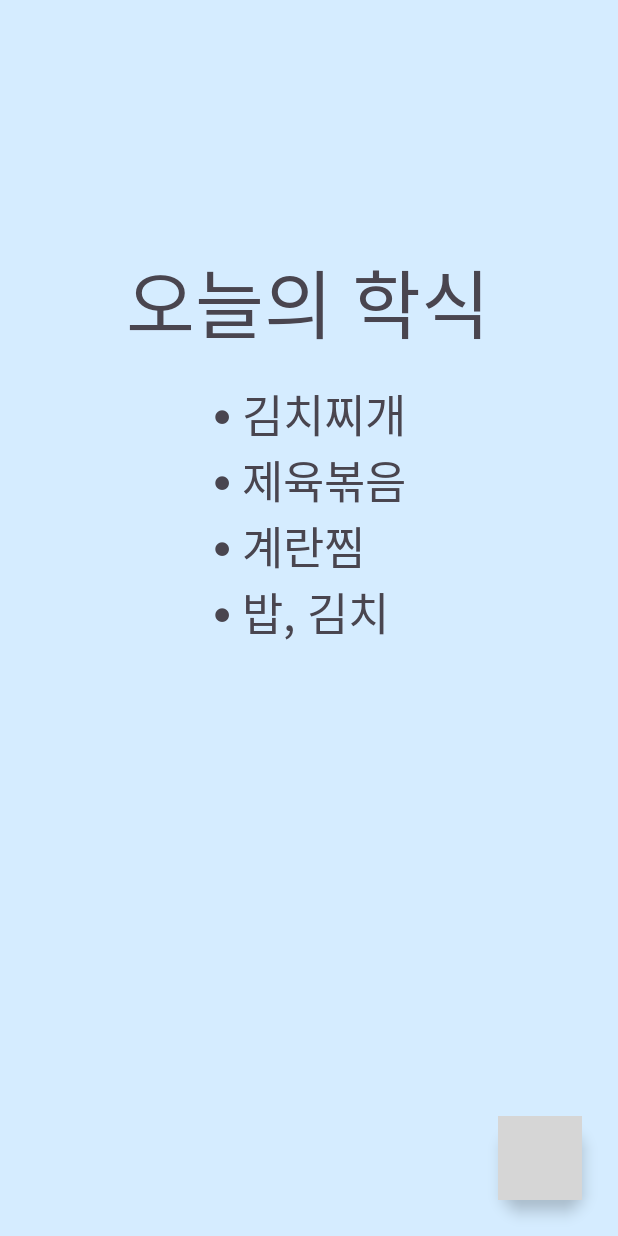
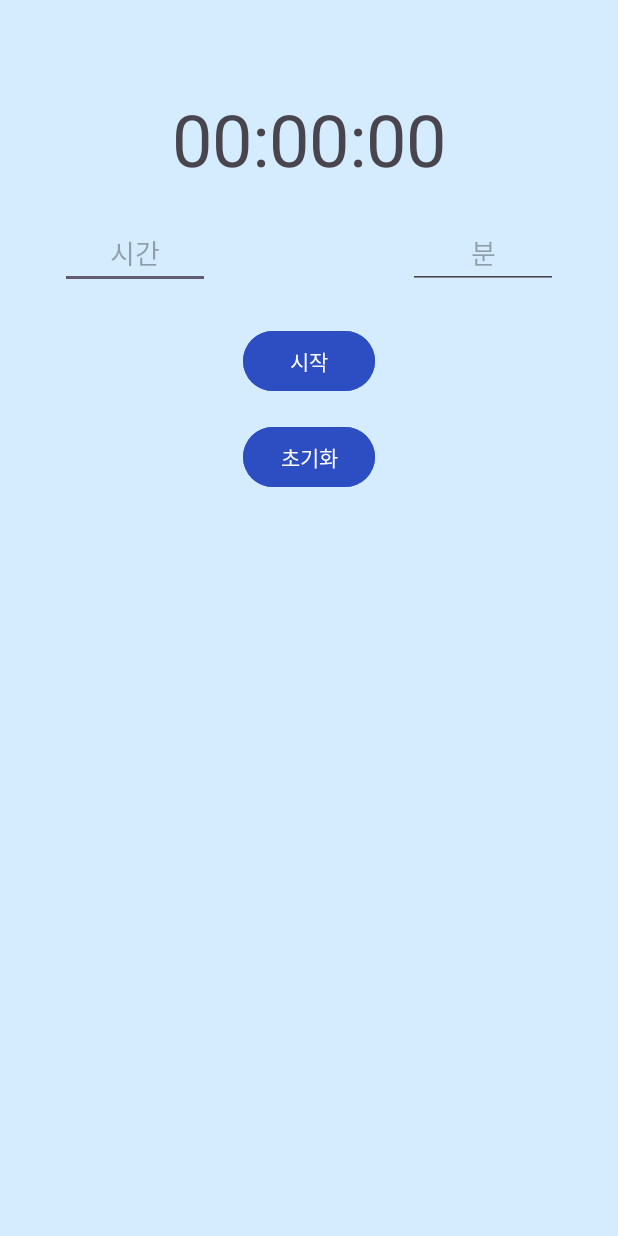
Before and after one commit to zeta078/CampusCat, an Android app: the layout activity_main.xml on its own in the app's theme, with its tools: preview values and no code run, on a phone screen of 412 x 824 dp. Run offline under Robolectric (Android 15) with nearby library versions, the phone set to English and light mode, and no system bars; grey boxes are pictures that could not be loaded.

Commit message:
자습 기능 구현을 위한 레이아웃 구성 작성자:이주한

```diff
--- a/app/src/main/res/layout/activity_main.xml
+++ b/app/src/main/res/layout/activity_main.xml
@@ -1,47 +1,71 @@
 <?xml version="1.0" encoding="utf-8"?>
-<androidx.constraintlayout.widget.ConstraintLayout xmlns:android="http://schemas.android.com/apk/res/android"
+<androidx.constraintlayout.widget.ConstraintLayout
+    xmlns:android="http://schemas.android.com/apk/res/android"
     xmlns:app="http://schemas.android.com/apk/res-auto"
-    xmlns:tools="http://schemas.android.com/tools"
     android:layout_width="match_parent"
     android:layout_height="match_parent"
-    tools:context=".MainActivity"
     android:background="#D5ECFF">
 
     <TextView
-        android:id="@+id/textTitle"
+        android:id="@+id/textTimer"
         android:layout_width="wrap_content"
         android:layout_height="wrap_content"
-        android:text="오늘의 학식"
-        android:textSize="50sp"
-        app:layout_constraintBottom_toBottomOf="parent"
+        android:text="00:00:00"
+        android:textSize="48sp"
+        app:layout_constraintTop_toTopOf="parent"
+        app:layout_constraintStart_toStartOf="parent"
         app:layout_constraintEnd_toEndOf="parent"
-        app:layout_constraintHorizontal_bias="0.498"
+        android:layout_marginTop="60dp" />
+
+    <EditText
+        android:id="@+id/editHours"
+        android:layout_width="100dp"
+        android:layout_height="wrap_content"
+        android:hint="시간"
+        android:gravity="center"
+        android:textAlignment="center"
+        android:inputType="number"
+        app:layout_constraintTop_toBottomOf="@id/textTimer"
         app:layout_constraintStart_toStartOf="parent"
-        app:layout_constraintTop_toTopOf="parent"
-        app:layout_constraintVertical_bias="0.219" />
+        android:layout_marginTop="20dp"
+        android:layout_marginStart="40dp" />
 
-    <TextView
-        android:id="@+id/textContent"
+    <EditText
+        android:id="@+id/editMinutes"
+        android:layout_width="100dp"
+        android:layout_height="wrap_content"
+        android:hint="분"
+        android:gravity="center"
+        android:textAlignment="center"
+        android:inputType="number"
+        app:layout_constraintTop_toBottomOf="@id/textTimer"
+        app:layout_constraintEnd_toEndOf="parent"
+        android:layout_marginTop="20dp"
+        android:layout_marginEnd="40dp" />
+
+    <com.google.android.material.button.MaterialButton
+        android:id="@+id/btnToggle"
         android:layout_width="wrap_content"
         android:layout_height="wrap_content"
-        android:text="⦁ 김치찌개\n⦁ 제육볶음\n⦁ 계란찜\n⦁ 밥, 김치"
-        android:textSize="30sp"
-        app:layout_constraintTop_toBottomOf="@id/textTitle"
+        android:text="시작"
+        android:textColor="#FDFDFD"
+        app:layout_constraintTop_toBottomOf="@id/editMinutes"
+        app:layout_constraintStart_toStartOf="parent"
+        app:layout_constraintEnd_toEndOf="parent"
+        android:layout_marginTop="24dp"
+        android:backgroundTint="#2D4DC2"
+        app:cornerRadius="50dp"/>
+
+    <com.google.android.material.button.MaterialButton
+        android:id="@+id/btnReset"
+        android:layout_width="wrap_content"
+        android:layout_height="wrap_content"
+        android:text="초기화"
+        android:textColor="#FDFDFD"
+        app:layout_constraintTop_toBottomOf="@id/btnToggle"
         app:layout_constraintStart_toStartOf="parent"
         app:layout_constraintEnd_toEndOf="parent"
         android:layout_marginTop="16dp"
-        app:layout_constraintHorizontal_bias="0.5" />
-
-    <com.google.android.material.floatingactionbutton.FloatingActionButton
-        android:id="@+id/fabCalendar"
-        android:layout_width="wrap_content"
-        android:layout_height="wrap_content"
-        android:contentDescription="달력 열기"
-        android:src="@drawable/ic_calendar"
-        app:layout_constraintBottom_toBottomOf="parent"
-        app:layout_constraintEnd_toEndOf="parent"
-        android:layout_margin="24dp"
-        app:backgroundTint="#2D4DC2"
-        app:tint="#FFFFFF" />
-
+        android:backgroundTint="#2D4DC2"
+        app:cornerRadius="50dp"/>
 </androidx.constraintlayout.widget.ConstraintLayout>
```
